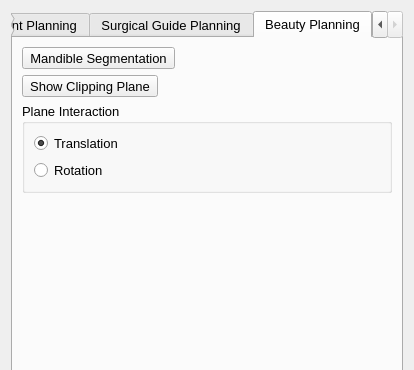
Above: Apps/Dental/view/SCBDentalPlanningPipeline.ui from wuzhuobin/MITK-Project before the change; both pictures show x 0 to 414 and y 0 to 370 of the 414 by 882 pixel window. Below: the same form after it.
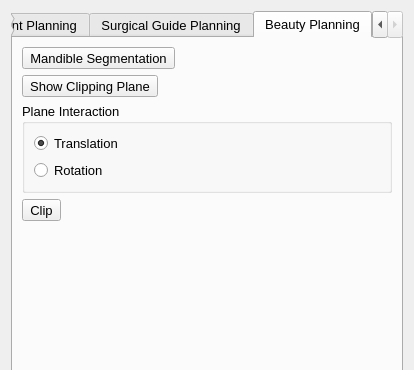
That is the form after the change. Custom widgets are drawn as their Qt base class.

```diff
--- a/Apps/Dental/view/SCBDentalPlanningPipeline.ui
+++ b/Apps/Dental/view/SCBDentalPlanningPipeline.ui
@@ -1588,6 +1588,13 @@
          </layout>
         </widget>
        </item>
+       <item>
+        <widget class="QToolButton" name="toolButtonBeautyPlanningClip">
+         <property name="text">
+          <string>Clip</string>
+         </property>
+        </widget>
+       </item>
        <item>
         <spacer name="verticalSpacer">
          <property name="orientation">
```
Left out of the diff: 6 changed lines with no effect on the pictures.
